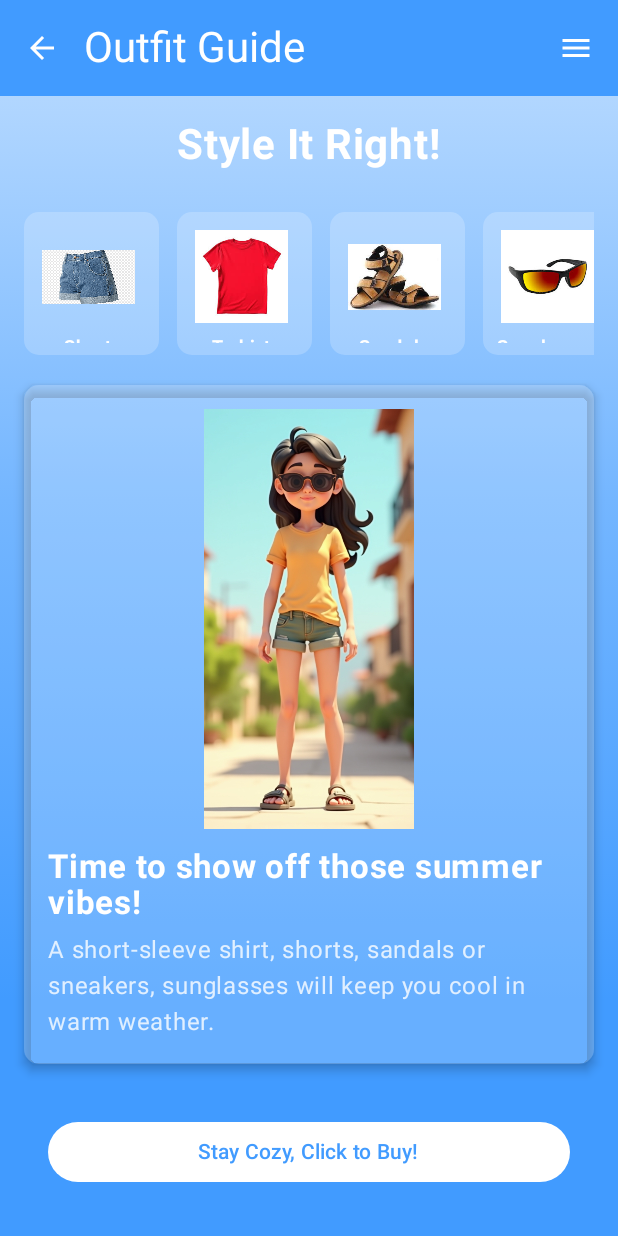
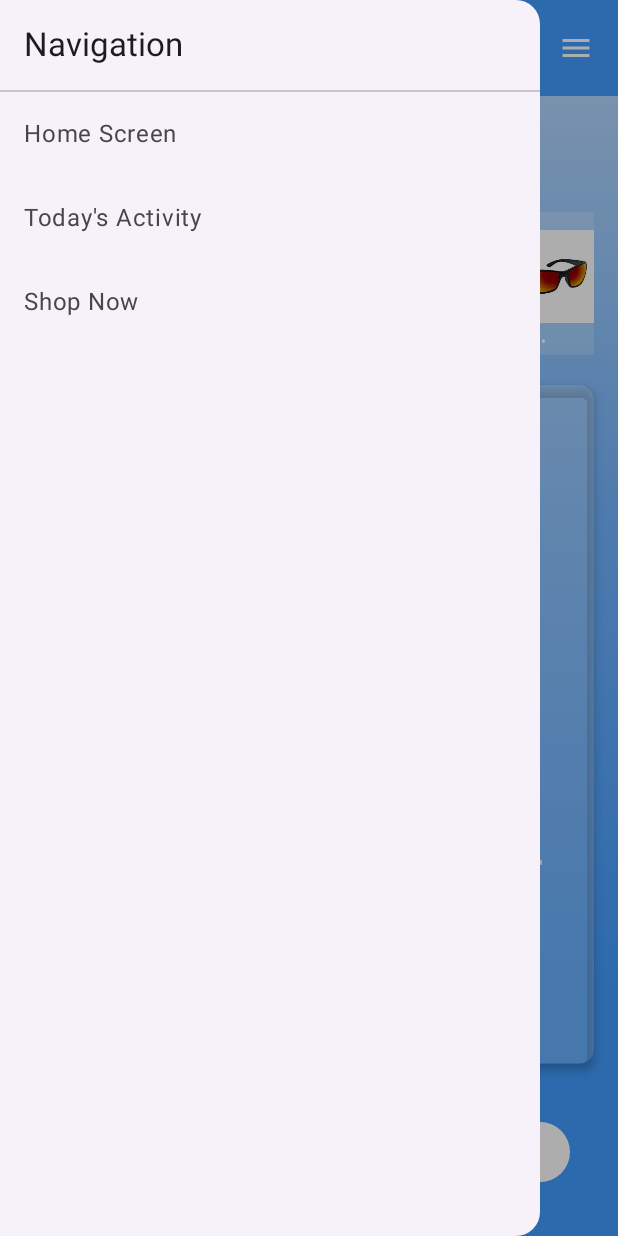
Before and after one commit to Mobile-Development-Project-Group-14/ChillMate, an Android app built with Jetpack Compose: the OutfitGuideScreen screen opened through its navigation route, after a tap on "Menu", on a phone screen of 412 x 824 dp. Run offline under Robolectric (Android 15) with nearby library versions, the phone set to English and light mode, and no system bars.

Commit message:
Add navigation drawer to top bar #66

```diff
--- /dev/null
+++ b/app/src/main/java/com/example/chillmate/ui/components/ChillMateScaffold.kt
@@ -0,0 +1,103 @@
+package com.example.chillmate.ui.components
+
+import androidx.compose.foundation.layout.PaddingValues
+import androidx.compose.foundation.layout.padding
+import androidx.compose.material.icons.Icons
+import androidx.compose.material.icons.filled.ArrowBack
+import androidx.compose.material.icons.filled.Menu
+import androidx.compose.material3.*
+import androidx.compose.runtime.*
+import androidx.compose.ui.Modifier
+import androidx.compose.ui.graphics.Color
+import androidx.compose.ui.unit.dp
+import androidx.navigation.NavController
+import com.example.chillmate.ui.theme.AppTheme
+import kotlinx.coroutines.CoroutineScope
+import kotlinx.coroutines.launch
+
+@OptIn(ExperimentalMaterial3Api::class)
+@Composable
+fun ChillMateScaffold(
+    navController: NavController,
+    isDay: Boolean,
+    title: String,
+    showBackButton: Boolean = true,
+    content: @Composable (PaddingValues) -> Unit
+) {
+    val drawerState = rememberDrawerState(initialValue = DrawerValue.Closed)
+    val scope = rememberCoroutineScope()
+
+    ModalNavigationDrawer(
+        drawerState = drawerState,
+        drawerContent = {
+            ModalDrawerSheet {
+                Text(
+                    "Navigation",
+                    modifier = Modifier.padding(16.dp),
+                    style = MaterialTheme.typography.titleLarge
+                )
+                Divider()
+                DrawerItem("Home Screen", "home", navController, drawerState, scope)
+                DrawerItem("Today's Activity", "todayActivity", navController, drawerState, scope)
+                DrawerItem("Shop Now", "shop", navController, drawerState, scope)
+
+            }
+        }
+    ) {
+        Scaffold(
+            topBar = {
+                TopAppBar(
+                    title = {
+                        Text(
+                            text = title,
+                            style = MaterialTheme.typography.headlineMedium,
+                            color = Color.White
+                        )
+                    },
+                    colors = TopAppBarDefaults.topAppBarColors(
+                        containerColor = AppTheme.getTopBarColor(isDay)
+                    ),
+                    navigationIcon = {
+                        if (showBackButton) {
+                            IconButton(onClick = { navController.popBackStack() }) {
+                                Icon(
+                                    imageVector = Icons.Default.ArrowBack,
+                                    contentDescription = "Back",
+                                    tint = Color.White
+                                )
+                            }
+                        }
+                    },
+                    actions = {
+                        IconButton(onClick = { scope.launch { drawerState.open() } }) {
+                            Icon(
+                                imageVector = Icons.Default.Menu,
+                                contentDescription = "Menu",
+                                tint = Color.White
+                            )
+                        }
+                    }
+                )
+            },
+            content = content
+        )
+    }
+}
+
+@Composable
+private fun DrawerItem(
+    label: String,
+    route: String,
+    navController: NavController,
+    drawerState: DrawerState,
+    scope: CoroutineScope
+) {
+    NavigationDrawerItem(
+        label = { Text(label) },
+        selected = false,
+        onClick = {
+            navController.navigate(route)
+            scope.launch { drawerState.close() }
+        }
+    )
+}
--- a/app/src/main/java/com/example/chillmate/ui/screens/OutfitGuideScreen.kt
+++ b/app/src/main/java/com/example/chillmate/ui/screens/OutfitGuideScreen.kt
@@ -47,6 +47,7 @@ import com.example.chillmate.R
 import com.example.chillmate.ui.theme.AppTheme
 import com.example.chillmate.viewmodel.WeatherUiState
 import com.example.chillmate.viewmodel.WeatherViewModel
+import com.example.chillmate.ui.components.ChillMateScaffold
 
 
 data class Outfit(val name: String, val description: String, val imageRes: Int)
@@ -59,40 +60,10 @@ fun OutfitGuideScreen(navController: NavController, weatherViewModel: WeatherVie
         else -> true
     }
 
-    Scaffold(
-        topBar = {
-            TopAppBar(
-                title = {
-                    Text(
-                        "Outfit Guide",
-                        style = MaterialTheme.typography.headlineMedium,
-                        color = Color.White
-                    )
-                },
-                colors = TopAppBarDefaults.topAppBarColors(
-                    containerColor = AppTheme.getTopBarColor(isDay),
-                    titleContentColor = Color.White
-                ),
-                navigationIcon = {
-                    IconButton(onClick = { navController.popBackStack() }) {
-                        Icon(
-                            Icons.Default.ArrowBack,
-                            contentDescription = "Back",
-                            tint = Color.White
-                        )
-                    }
-                },
-                actions = {
-                    IconButton(onClick = { /* TODO: Handle menu */ }) {
-                        Icon(
-                            Icons.Default.Menu,
-                            contentDescription = "Menu",
-                            tint = Color.White
-                        )
-                    }
-                }
-            )
-        }
+    ChillMateScaffold(
+        navController = navController,
+        isDay = isDay,
+        title = "Outfit Guide"
     ) { paddingValues ->
         Box(
             modifier = Modifier
```
